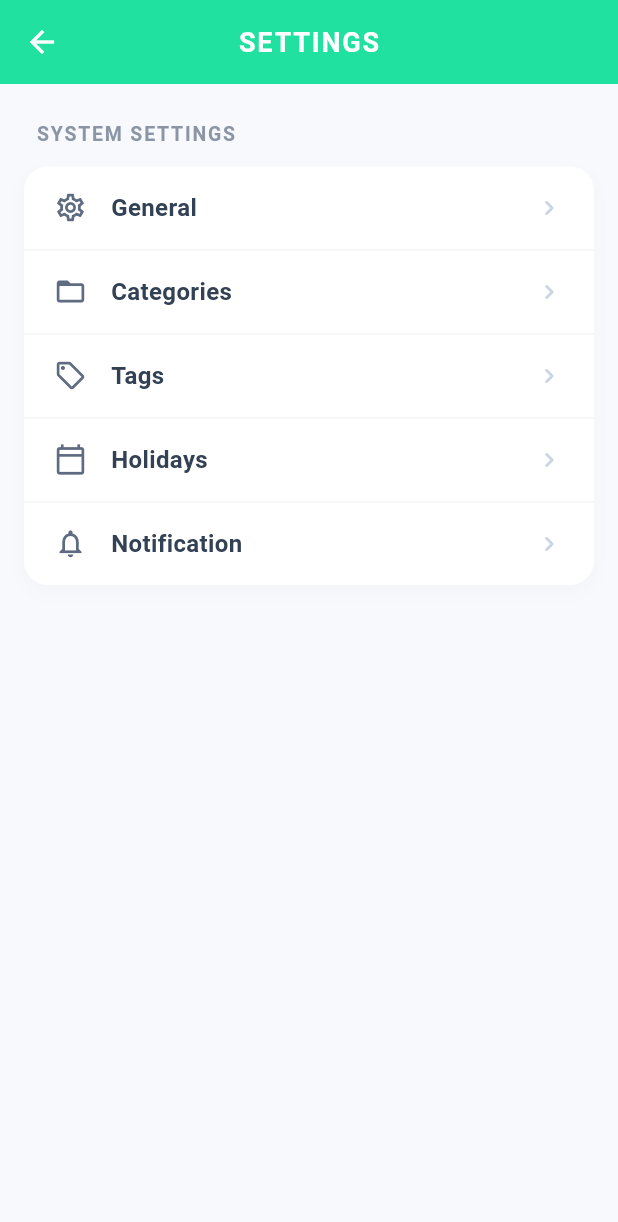
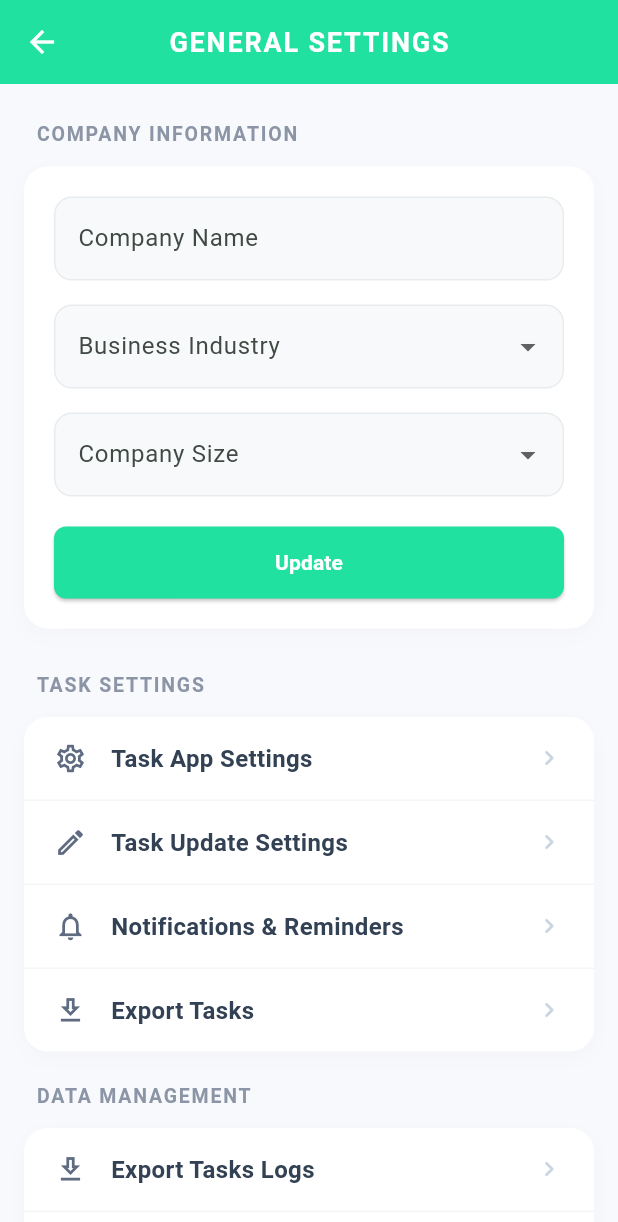
Before and after one commit to Sunilturkar2810/DT_pro_Two, a Flutter app: the SettingsScreen screen opened directly, after a tap on "General", on a phone screen of 412 x 824 dp. Shown: the top 1222 px of the screen. Run offline on Flutter 3.47's test engine with Material 3 defaults, Android fonts, the phone set to English and light mode, and no system bars; our stand-ins replace audioplayers, dio, file_picker, fl_chart, flutter_local_notifications, hive and 5 more; missing offline and left inert: record; accounts and stored records are empty.

Commit message:
feat: add General Settings page with company info, task settings, and data management

```diff
--- /dev/null
+++ b/frontend/lib/screen/settings/general_settings_screen.dart
@@ -0,0 +1,412 @@
+import 'package:flutter/material.dart';
+
+class GeneralSettingsScreen extends StatefulWidget {
+  const GeneralSettingsScreen({Key? key}) : super(key: key);
+
+  @override
+  State<GeneralSettingsScreen> createState() => _GeneralSettingsScreenState();
+}
+
+class _GeneralSettingsScreenState extends State<GeneralSettingsScreen> {
+  final _companyNameController = TextEditingController();
+  String? _selectedIndustry;
+  String? _selectedSize;
+
+  final List<String> _industries = [
+    'Technology',
+    'Healthcare',
+    'Finance',
+    'Retail',
+    'Manufacturing',
+    'Other'
+  ];
+
+  final List<String> _sizes = [
+    '1-10',
+    '11-30',
+    '31-50',
+    '51-100',
+    '100-500',
+    '500+'
+  ];
+
+  @override
+  Widget build(BuildContext context) {
+    return Scaffold(
+      backgroundColor: const Color(0xFFF8F9FD),
+      appBar: AppBar(
+        title: const Text(
+          "GENERAL SETTINGS",
+          style: TextStyle(
+            color: Colors.white,
+            fontWeight: FontWeight.bold,
+            fontSize: 18,
+            letterSpacing: 1.2,
+          ),
+        ),
+        backgroundColor: const Color(0xFF20E19F),
+        elevation: 0,
+        centerTitle: true,
+        iconTheme: const IconThemeData(color: Colors.white),
+      ),
+      body: SingleChildScrollView(
+        physics: const BouncingScrollPhysics(),
+        child: Padding(
+          padding: const EdgeInsets.symmetric(horizontal: 16.0, vertical: 24.0),
+          child: Column(
+            crossAxisAlignment: CrossAxisAlignment.start,
+            children: [
+              // Company Info Section
+              const Padding(
+                padding: EdgeInsets.only(left: 8.0, bottom: 12.0),
+                child: Text(
+                  "COMPANY INFORMATION",
+                  style: TextStyle(
+                    fontSize: 13,
+                    fontWeight: FontWeight.w700,
+                    letterSpacing: 1.2,
+                    color: Color(0xFF8B95A5),
+                  ),
+                ),
+              ),
+              Container(
+                decoration: BoxDecoration(
+                  color: Colors.white,
+                  borderRadius: BorderRadius.circular(16),
+                  boxShadow: [
+                    BoxShadow(
+                      color: Colors.black.withOpacity(0.02),
+                      blurRadius: 10,
+                      offset: const Offset(0, 4),
+                    ),
+                  ],
+                ),
+                padding: const EdgeInsets.all(20),
+                child: Column(
+                  children: [
+                    TextField(
+                      controller: _companyNameController,
+                      decoration: InputDecoration(
+                        labelText: 'Company Name',
+                        hintText: 'Enter company name',
+                        border: OutlineInputBorder(borderRadius: BorderRadius.circular(8)),
+                        floatingLabelStyle: const TextStyle(color: Color(0xFF20E19F)),
+                        focusedBorder: OutlineInputBorder(
+                          borderRadius: BorderRadius.circular(8),
+                          borderSide: const BorderSide(color: Color(0xFF20E19F), width: 2),
+                        ),
+                      ),
+                    ),
+                    const SizedBox(height: 16),
+                    DropdownButtonFormField<String>(
+                      value: _selectedIndustry,
+                      decoration: InputDecoration(
+                        labelText: 'Business Industry',
+                        border: OutlineInputBorder(borderRadius: BorderRadius.circular(8)),
+                        floatingLabelStyle: const TextStyle(color: Color(0xFF20E19F)),
+                        focusedBorder: OutlineInputBorder(
+                          borderRadius: BorderRadius.circular(8),
+                          borderSide: const BorderSide(color: Color(0xFF20E19F), width: 2),
+                        ),
+                      ),
+                      items: _industries.map((industry) {
+                        return DropdownMenuItem(
+                          value: industry,
+                          child: Text(industry),
+                        );
+                      }).toList(),
+                      onChanged: (value) {
+                        setState(() {
+                          _selectedIndustry = value;
+                        });
+                      },
+                    ),
+                    const SizedBox(height: 16),
+                    DropdownButtonFormField<String>(
+                      value: _selectedSize,
+                      decoration: InputDecoration(
+                        labelText: 'Company Size',
+                        border: OutlineInputBorder(borderRadius: BorderRadius.circular(8)),
+                        floatingLabelStyle: const TextStyle(color: Color(0xFF20E19F)),
+                        focusedBorder: OutlineInputBorder(
+                          borderRadius: BorderRadius.circular(8),
+                          borderSide: const BorderSide(color: Color(0xFF20E19F), width: 2),
+                        ),
+                      ),
+                      items: _sizes.map((size) {
+                        return DropdownMenuItem(
+                          value: size,
+                          child: Text(size),
+                        );
+                      }).toList(),
+                      onChanged: (value) {
+                        setState(() {
+                          _selectedSize = value;
+                        });
+                      },
+                    ),
+                    const SizedBox(height: 20),
+                    SizedBox(
+                      width: double.infinity,
+                      height: 48,
+                      child: ElevatedButton(
+                        onPressed: () {
+                          ScaffoldMessenger.of(context).showSnackBar(
+                            const SnackBar(
+                              content: Text('Settings updated successfully'),
+                              backgroundColor: Color(0xFF20E19F),
+                            ),
+                          );
+                        },
+                        style: ElevatedButton.styleFrom(
+                          backgroundColor: const Color(0xFF20E19F),
+                          shape: RoundedRectangleBorder(borderRadius: BorderRadius.circular(8)),
+                        ),
+                        child: const Text(
+                          'Update',
+                          style: TextStyle(color: Colors.white, fontWeight: FontWeight.bold),
+                        ),
+                      ),
+                    ),
+                  ],
+                ),
+              ),
+              const SizedBox(height: 28),
+
+              // Settings Sections
+              const Padding(
+                padding: EdgeInsets.only(left: 8.0, bottom: 12.0),
+                child: Text(
+                  "TASK SETTINGS",
+                  style: TextStyle(
+                    fontSize: 13,
+                    fontWeight: FontWeight.w700,
+                    letterSpacing: 1.2,
+                    color: Color(0xFF8B95A5),
+                  ),
+                ),
+              ),
+              Container(
+                decoration: BoxDecoration(
+                  color: Colors.white,
+                  borderRadius: BorderRadius.circular(16),
+                  boxShadow: [
+                    BoxShadow(
+                      color: Colors.black.withOpacity(0.02),
+                      blurRadius: 10,
+                      offset: const Offset(0, 4),
+                    ),
+                  ],
+                ),
+                child: Column(
+                  children: [
+                    _buildSettingsTile('Task App Settings', Icons.settings_outlined, () {}),
+                    _buildSettingsTile('Task Update Settings', Icons.edit_outlined, () {}),
+                    _buildSettingsTile('Notifications & Reminders', Icons.notifications_none_outlined, () {}),
+                    _buildSettingsTile('Export Tasks', Icons.download_outlined, () {}, isLast: true),
+                  ],
+                ),
+              ),
+              const SizedBox(height: 20),
+
+              // Data Management
+              const Padding(
+                padding: EdgeInsets.only(left: 8.0, bottom: 12.0),
+                child: Text(
+                  "DATA MANAGEMENT",
+                  style: TextStyle(
+                    fontSize: 13,
+                    fontWeight: FontWeight.w700,
+                    letterSpacing: 1.2,
+                    color: Color(0xFF8B95A5),
+                  ),
+                ),
+              ),
+              Container(
+                decoration: BoxDecoration(
+                  color: Colors.white,
+                  borderRadius: BorderRadius.circular(16),
+                  boxShadow: [
+                    BoxShadow(
+                      color: Colors.black.withOpacity(0.02),
+                      blurRadius: 10,
+                      offset: const Offset(0, 4),
+                    ),
+                  ],
+                ),
+                child: Column(
+                  children: [
+                    _buildSettingsTile('Export Tasks Logs', Icons.download_outlined, () {}),
+                    _buildSettingsTile('Import Tasks', Icons.upload_outlined, () {}, isLast: true),
+                  ],
+                ),
+              ),
+              const SizedBox(height: 20),
+
+              // Access Control
+              const Padding(
+                padding: EdgeInsets.only(left: 8.0, bottom: 12.0),
+                child: Text(
+                  "ACCESS CONTROL",
+                  style: TextStyle(
+                    fontSize: 13,
+                    fontWeight: FontWeight.w700,
+                    letterSpacing: 1.2,
+                    color: Color(0xFF8B95A5),
+                  ),
+                ),
+              ),
+              Container(
+                decoration: BoxDecoration(
+                  color: Colors.white,
+                  borderRadius: BorderRadius.circular(16),
+                  boxShadow: [
+                    BoxShadow(
+                      color: Colors.black.withOpacity(0.02),
+                      blurRadius: 10,
+                      offset: const Offset(0, 4),
+                    ),
+                  ],
+                ),
+                child: _buildSettingsTile('Role and Permission', Icons.security_outlined, () {}, isLast: true),
+              ),
+              const SizedBox(height: 20),
+
+              // Danger Zone
+              const Padding(
+                padding: EdgeInsets.only(left: 8.0, bottom: 12.0),
+                child: Text(
+                  "DANGER ZONE",
+                  style: TextStyle(
+                    fontSize: 13,
+                    fontWeight: FontWeight.w700,
+                    letterSpacing: 1.2,
+                    color: Color(0xFFDC2626),
+                  ),
+                ),
+              ),
+              Container(
+                decoration: BoxDecoration(
+                  color: Colors.white,
+                  borderRadius: BorderRadius.circular(16),
+                  boxShadow: [
+                    BoxShadow(
+                      color: Colors.black.withOpacity(0.02),
+                      blurRadius: 10,
+                      offset: const Offset(0, 4),
+                    ),
+                  ],
+                ),
+                child: _buildDangerTile('Reset Task', Icons.restart_alt, () {
+                  _showResetConfirmation(context);
+                }),
+              ),
+              const SizedBox(height: 32),
+            ],
+          ),
+        ),
+      ),
+    );
+  }
+
+  Widget _buildSettingsTile(String title, IconData icon, VoidCallback onTap, {bool isLast = false}) {
+    return Material(
+      color: Colors.transparent,
+      child: InkWell(
+        onTap: onTap,
+        child: Container(
+          padding: const EdgeInsets.symmetric(horizontal: 20, vertical: 16),
+          decoration: BoxDecoration(
+            border: isLast
+                ? null
+                : Border(bottom: BorderSide(color: Colors.grey.withOpacity(0.1))),
+          ),
+          child: Row(
+            children: [
+              Icon(icon, color: const Color(0xFF5E6B81), size: 22),
+              const SizedBox(width: 16),
+              Expanded(
+                child: Text(
+                  title,
+                  style: const TextStyle(
+                    fontSize: 16,
+                    fontWeight: FontWeight.w600,
+                    color: Color(0xFF334155),
+                  ),
+                ),
+              ),
+              const Icon(Icons.chevron_right_rounded, color: Color(0xFFCBD5E1), size: 20),
+            ],
+          ),
+        ),
+      ),
+    );
+  }
+
+  Widget _buildDangerTile(String title, IconData icon, VoidCallback onTap) {
+    return Material(
+      color: Colors.transparent,
+      child: InkWell(
+        onTap: onTap,
+        child: Container(
+          padding: const EdgeInsets.symmetric(horizontal: 20, vertical: 16),
+          decoration: BoxDecoration(
+            borderRadius: BorderRadius.circular(16),
+            color: const Color(0xFFFEE2E2),
+          ),
+          child: Row(
+            children: [
+              Icon(icon, color: const Color(0xFFDC2626), size: 22),
+              const SizedBox(width: 16),
+              Expanded(
+                child: Text(
+                  title,
+                  style: const TextStyle(
+                    fontSize: 16,
+                    fontWeight: FontWeight.w600,
+                    color: Color(0xFFDC2626),
+                  ),
+                ),
+              ),
+              const Icon(Icons.chevron_right_rounded, color: Color(0xFFDC2626), size: 20),
+            ],
+          ),
+        ),
+      ),
+    );
+  }
+
+  void _showResetConfirmation(BuildContext context) {
+    showDialog(
+      context: context,
+      builder: (context) => AlertDialog(
+        title: const Text('Reset Task', style: TextStyle(color: Color(0xFFDC2626))),
+        content: const Text('Are you sure you want to reset all tasks? This action cannot be undone.'),
+        actions: [
+          TextButton(
+            onPressed: () => Navigator.pop(context),
+            child: const Text('Cancel'),
+          ),
+          TextButton(
+            onPressed: () {
+              Navigator.pop(context);
+              ScaffoldMessenger.of(context).showSnackBar(
+                const SnackBar(
+                  content: Text('Tasks have been reset'),
+                  backgroundColor: Color(0xFFDC2626),
+                ),
+              );
+            },
+            child: const Text('Reset', style: TextStyle(color: Color(0xFFDC2626))),
+          ),
+        ],
+      ),
+    );
+  }
+
+  @override
+  void dispose() {
+    _companyNameController.dispose();
+    super.dispose();
+  }
+}
--- a/frontend/lib/screen/settings/settings_screen.dart
+++ b/frontend/lib/screen/settings/settings_screen.dart
@@ -1,4 +1,5 @@
 import 'package:flutter/material.dart';
+import 'general_settings_screen.dart';
 
 class SettingsScreen extends StatelessWidget {
   const SettingsScreen({super.key});
@@ -61,7 +62,14 @@ class SettingsScreen extends StatelessWidget {
                     _buildSettingsTile(
                       icon: Icons.settings_outlined,
                       title: "General",
-                      onTap: () {},
+                      onTap: () {
+                        Navigator.push(
+                          context,
+                          MaterialPageRoute(
+                            builder: (context) => const GeneralSettingsScreen(),
+                          ),
+                        );
+                      },
                       isTop: true,
                     ),
                     _buildSettingsTile(
```
